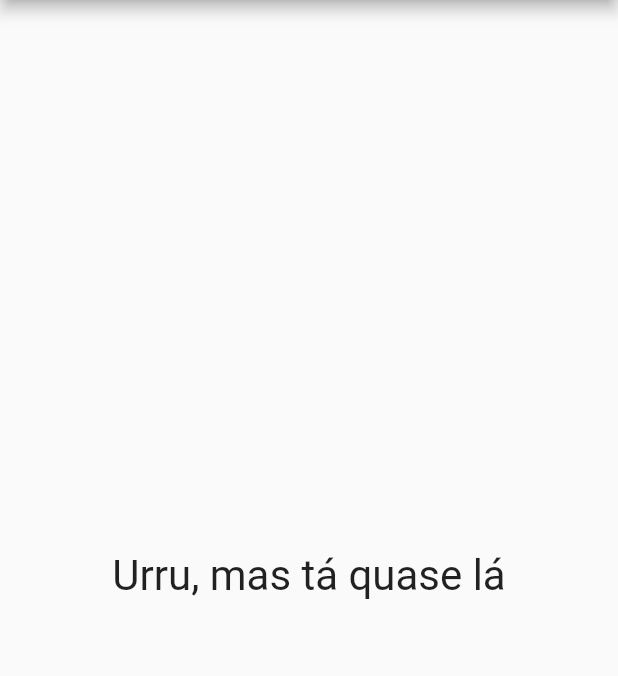
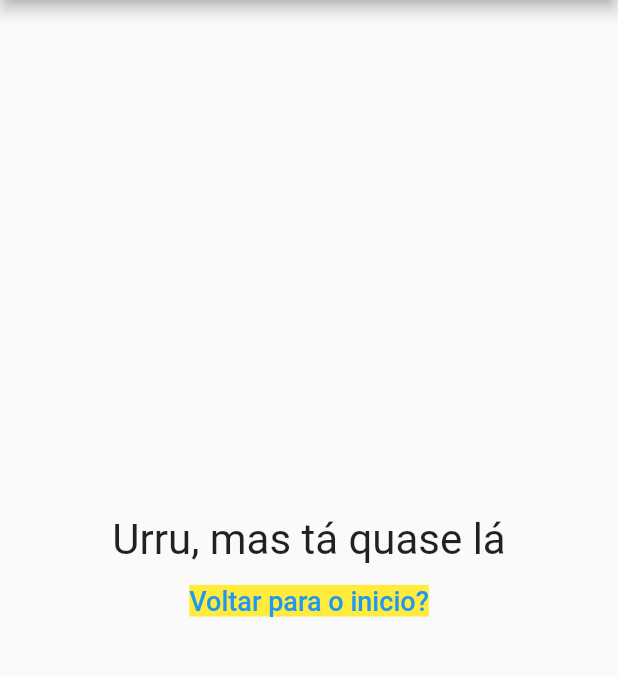
Before and after one commit to marcelinx/perguntasApp, a Flutter app: the screen it shows after launch, after a tap on "sim", after a tap on "com certeza", after a tap on "amor", on a phone screen of 412 x 824 dp, the part 84-760 px from its top. Run offline on Flutter 3.47's test engine with Material 2 defaults, Android fonts, the phone set to English and light mode, and no system bars.

Commit message:
adding results and pontuation

```diff
--- a/lib/main.dart
+++ b/lib/main.dart
@@ -46,6 +46,13 @@ class _PerguntaAppState extends State<PerguntaApp> {
     }
   }
 
+  void _restartQuiz() {
+    setState(() {
+      _perguntaSelecionada = 0;
+      _pontuacaoTotal = 0;
+    });
+  }
+
     bool get selectedAnswer {
     return _perguntaSelecionada < _perguntas.length;
   }
@@ -64,7 +71,7 @@ class _PerguntaAppState extends State<PerguntaApp> {
           perguntaSelecionada: _perguntaSelecionada,
           quantoResponder: _responder,
         )
-        : Results(_pontuacaoTotal)
+        : Results(_pontuacaoTotal, _restartQuiz)
       ),
     );
   }
--- a/lib/results.dart
+++ b/lib/results.dart
@@ -1,10 +1,10 @@
 import 'package:flutter/material.dart';
 
 class Results extends StatelessWidget {
+  final int pontuacao;
+  final void Function() whenRestartQuiz;
 
-  final int pontuacao;
-
- Results(this.pontuacao);
+ Results(this.pontuacao, this.whenRestartQuiz);
 
  String get fraseResultado {
    if(pontuacao < 4) {
@@ -20,11 +20,26 @@ class Results extends StatelessWidget {
 
   @override
   Widget build(BuildContext context) {
-    return Center(
-        child: Text(
-        fraseResultado,
-          style: TextStyle(fontSize: 28),
-      ),
+    return Column(
+      mainAxisAlignment: MainAxisAlignment.center,
+      children: [
+        Center(
+            child: Text(
+            fraseResultado,
+              style: TextStyle(fontSize: 28),
+          ),
+        ),
+        TextButton(
+          child: Text(
+            'Voltar para o inicio?',
+            style: TextStyle(
+              fontSize: 18,
+              backgroundColor: Colors.yellow
+            ),
+            ),
+          onPressed: whenRestartQuiz,
+        ),
+      ],
     );
   }
 }
```
